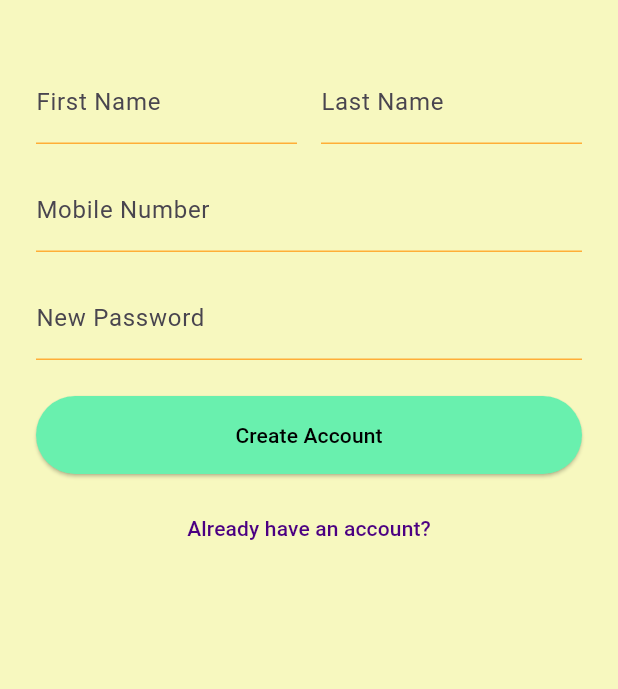
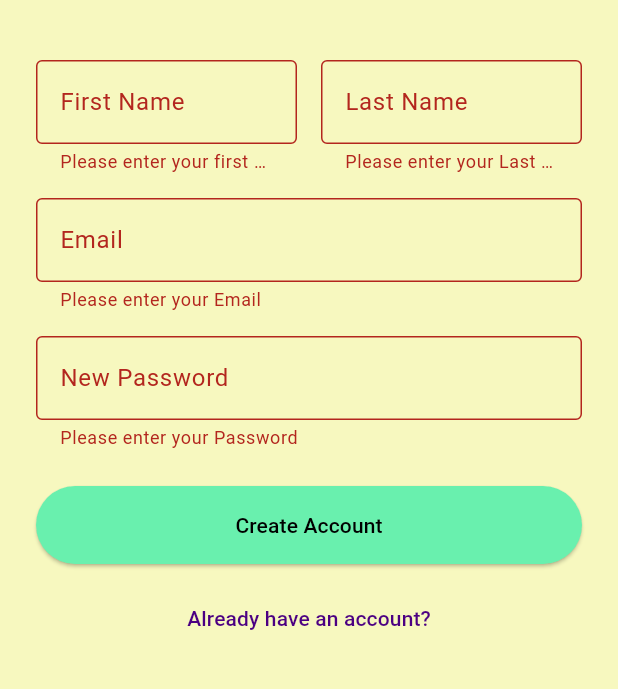
Before and after one commit to sanin751/myevents, a Flutter app: the SignupScreen screen opened directly, after a tap on "Create Account", on a phone screen of 412 x 824 dp, the part 240-929 px from its top. Run offline on Flutter 3.47's test engine with Material 3 defaults, Android fonts, the phone set to English and light mode, and no system bars; our stand-ins replace connectivity_plus, dartz, dio, equatable, flutter_riverpod, hive and 1 more; accounts and stored records are empty; Roboto replaces fonts that are missing (Bricolage).

Commit message:
update login and signup

```diff
--- a/lib/features/auth/presentation/pages/signup_screen.dart
+++ b/lib/features/auth/presentation/pages/signup_screen.dart
@@ -20,7 +20,7 @@
 
   final TextEditingController lastNameController = TextEditingController();
 
-  final TextEditingController phoneController = TextEditingController();
+  final TextEditingController emailController = TextEditingController();
 
   final TextEditingController passwordController = TextEditingController();
   @override
@@ -28,9 +28,10 @@
     firstNameController.dispose();
     lastNameController.dispose();
     passwordController.dispose();
-    phoneController.dispose();
+    emailController.dispose();
     super.dispose();
   }
+
   Future<void> _handleSignup() async {
     if (formKey.currentState!.validate()) {
       await ref
@@ -38,14 +39,14 @@
           .register(
             firstName: firstNameController.text.trim(),
             lastName: lastNameController.text.trim(),
-            phoneNumber: phoneController.text.trim(),
+            email: emailController.text.trim(),
             password: passwordController.text,
           );
     }
   }
 
   void _navigateToFirstOnboardingScreen() {
-    AppRoutes.pushReplacement(context,LoginScreen());
+    AppRoutes.pushReplacement(context, LoginScreen());
   }
 
   @override
@@ -79,45 +80,69 @@
                 Row(
                   children: [
                     Expanded(
-                      child: TextField(
+                      child: TextFormField(
                         controller: firstNameController,
                         decoration: InputDecoration(
                           labelText: 'First Name',
                           border: OutlineInputBorder(),
                         ),
+                        validator: (value) {
+                          if (value == null || value.isEmpty) {
+                            return 'Please enter your first name';
+                          }
+                          return null;
+                        },
                       ),
                     ),
                     SizedBox(width: 16),
                     Expanded(
-                      child: TextField(
+                      child: TextFormField(
                         controller: lastNameController,
                         decoration: InputDecoration(
                           labelText: 'Last Name',
                           border: OutlineInputBorder(),
                         ),
+                        validator: (value) {
+                          if (value == null || value.isEmpty) {
+                            return 'Please enter your Last name';
+                          }
+                          return null;
+                        },
                       ),
                     ),
                   ],
                 ),
                 SizedBox(height: 16),
 
-                TextField(
-                  controller: phoneController,
+                TextFormField(
+                  controller: emailController,
                   decoration: InputDecoration(
-                    labelText: 'Mobile Number',
+                    labelText: 'Email',
                     border: OutlineInputBorder(),
                   ),
-                  keyboardType: TextInputType.phone,
+                  validator: (value) {
+                    if (value == null || value.isEmpty) {
+                      return 'Please enter your Email';
+                    }
+                    return null;
+                  },
+                  keyboardType: TextInputType.emailAddress,
                 ),
                 SizedBox(height: 16),
 
-                TextField(
+                TextFormField(
                   controller: passwordController,
                   obscureText: true,
                   decoration: InputDecoration(
                     labelText: 'New Password',
                     border: OutlineInputBorder(),
                   ),
+                  validator: (value) {
+                    if (value == null || value.isEmpty) {
+                      return 'Please enter your Password';
+                    }
+                    return null;
+                  },
                 ),
                 SizedBox(height: 24),
 
```
Also changed, not shown: lib/features/auth/presentation/pages/login_screen.dart (+28 -13 lines).
